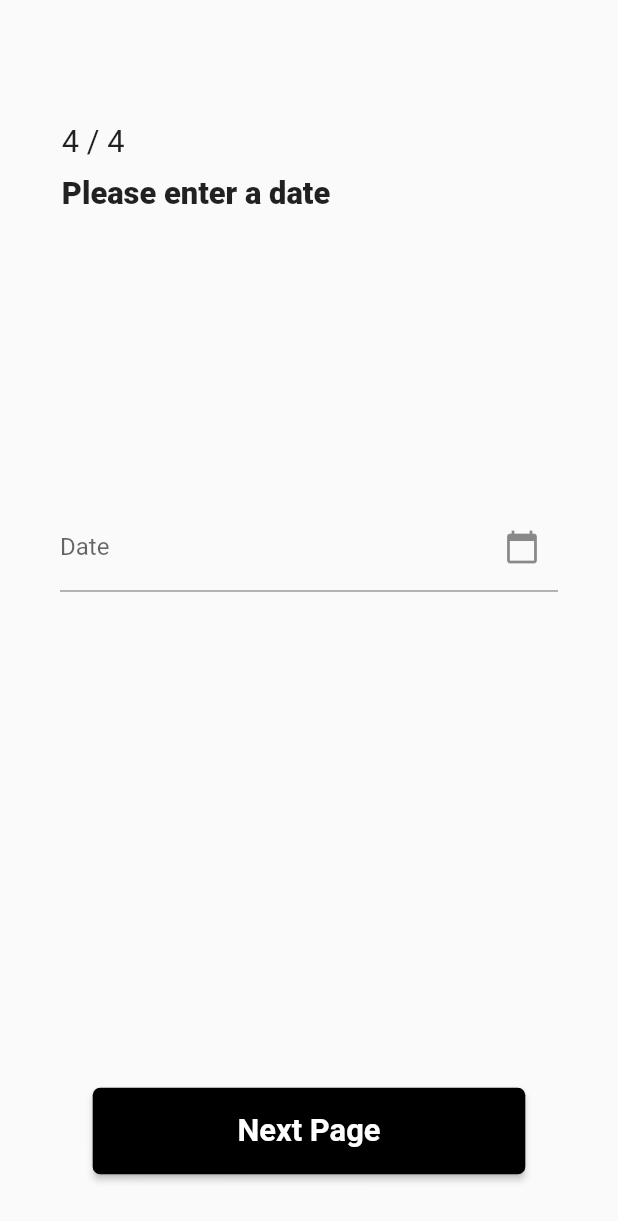
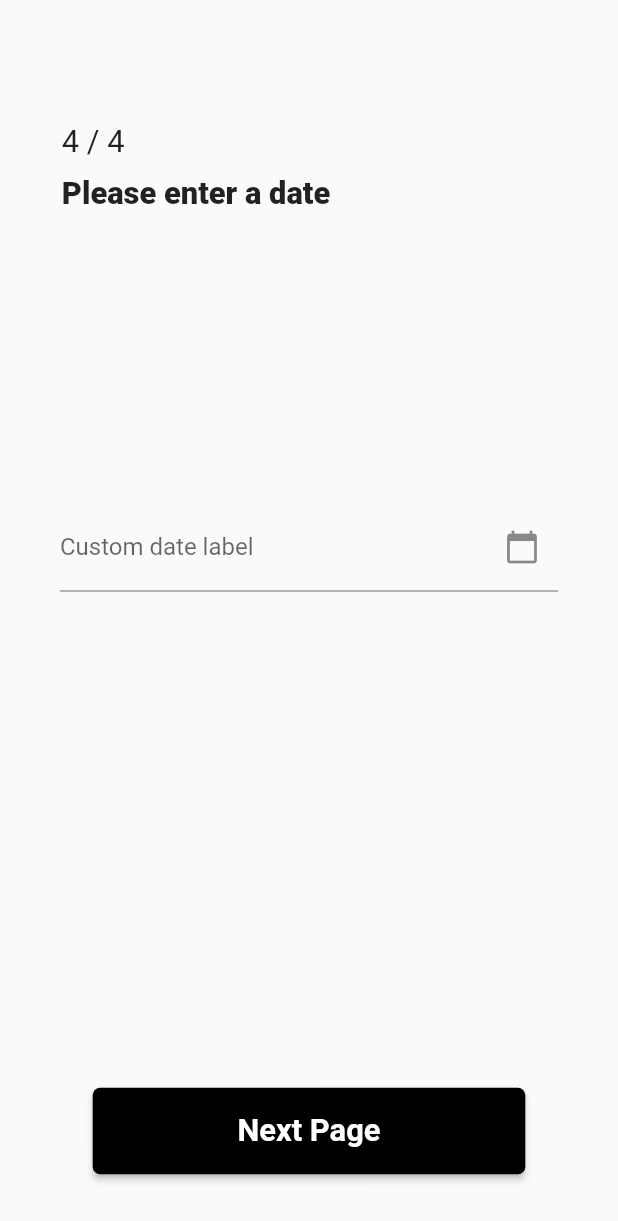
Before and after one commit to Iconica-Development/flutter_form_wizard, a Flutter app: the FormExample screen opened directly, swiped to page 4, on a phone screen of 412 x 824 dp. Shown: the top 1221 px of the screen. Run offline on Flutter 3.47's test engine with Material 2 defaults, Android fonts, the phone set to English and light mode, and no system bars; our stand-ins replace flutter_riverpod.

Commit message:
add date label as argument

```diff
--- a/example/lib/example_pages/date_page.dart
+++ b/example/lib/example_pages/date_page.dart
@@ -40,7 +40,7 @@ class _DatePageState extends State<DatePage> {
                 const Duration(days: 7),
               ),
             ),
-            label: const Text("Date"),
+            label: const Text("Custom date label"),
             controller: widget.dateController,
           ),
         ),
--- a/lib/src/widgets/input/input_types/input_date_picker/input_date_picker.dart
+++ b/lib/src/widgets/input/input_types/input_date_picker/input_date_picker.dart
@@ -51,6 +51,7 @@ class FlutterFormInputDateTime extends FlutterFormInputWidget {
     super.registerController(context);
 
     return DateTimeInputField(
+      label: label,
       firstDate: firstDate,
       lastDate: lastDate,
       inputType: inputType,
```
